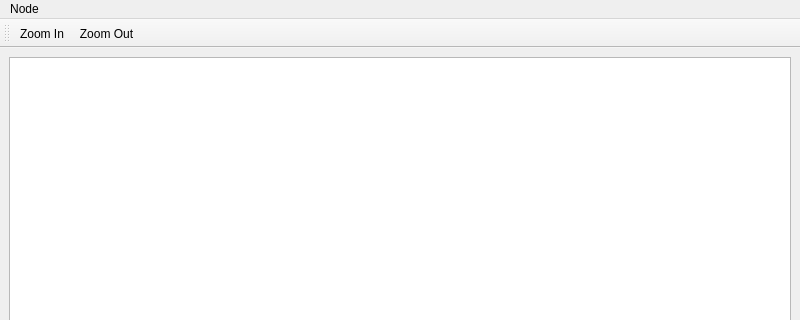
kovkinvladyslav/network-routing-simulator, file mainwindow.ui: the form before one commit; both pictures show x 0 to 800 and y 0 to 320 of the 800 by 600 pixel window.
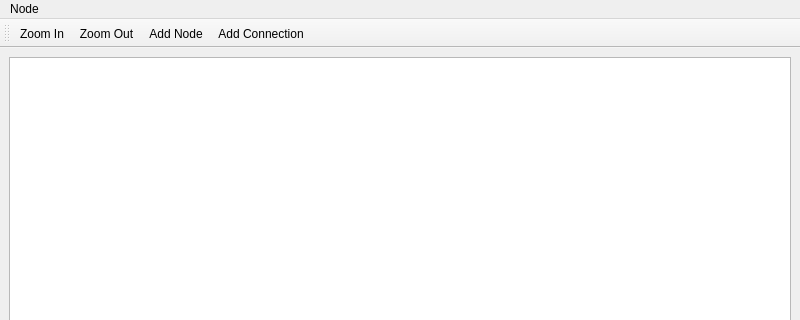
The form after the commit. Icons and pictures are not drawn.

Commit message: add connection dialog

```diff
--- a/mainwindow.ui
+++ b/mainwindow.ui
@@ -72,6 +72,8 @@
    </attribute>
    <addaction name="actionZoom_In"/>
    <addaction name="actionZoom_Out"/>
+   <addaction name="actionAddNode"/>
+   <addaction name="actionAddConnection"/>
   </widget>
   <action name="actionAdd">
    <property name="text">
@@ -114,6 +116,19 @@
     <string>Zoom Out</string>
    </property>
   </action>
+  <action name="actionAddNode">
+   <property name="text">
+    <string>Add Node</string>
+   </property>
+   <property name="toolTip">
+    <string>Node</string>
+   </property>
+  </action>
+  <action name="actionAddConnection">
+   <property name="text">
+    <string>Add Connection</string>
+   </property>
+  </action>
  </widget>
  <resources/>
  <connections/>
```
Left out of the diff: 14 changed lines with no effect on the pictures. The commit also changes 62 other files.
